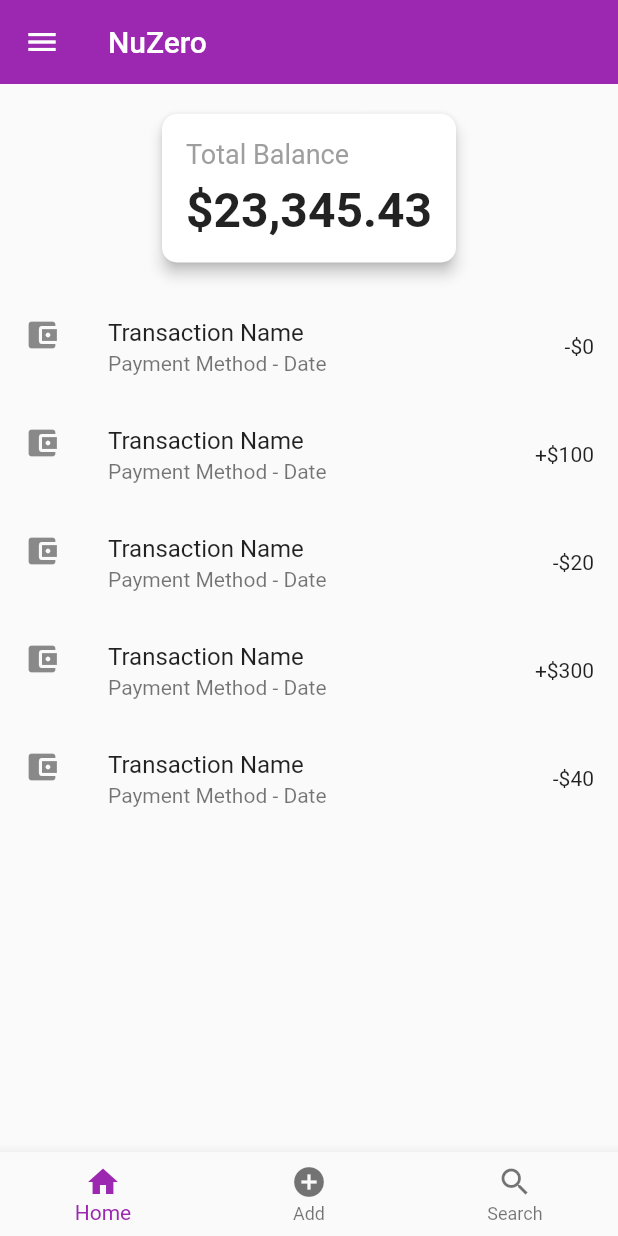
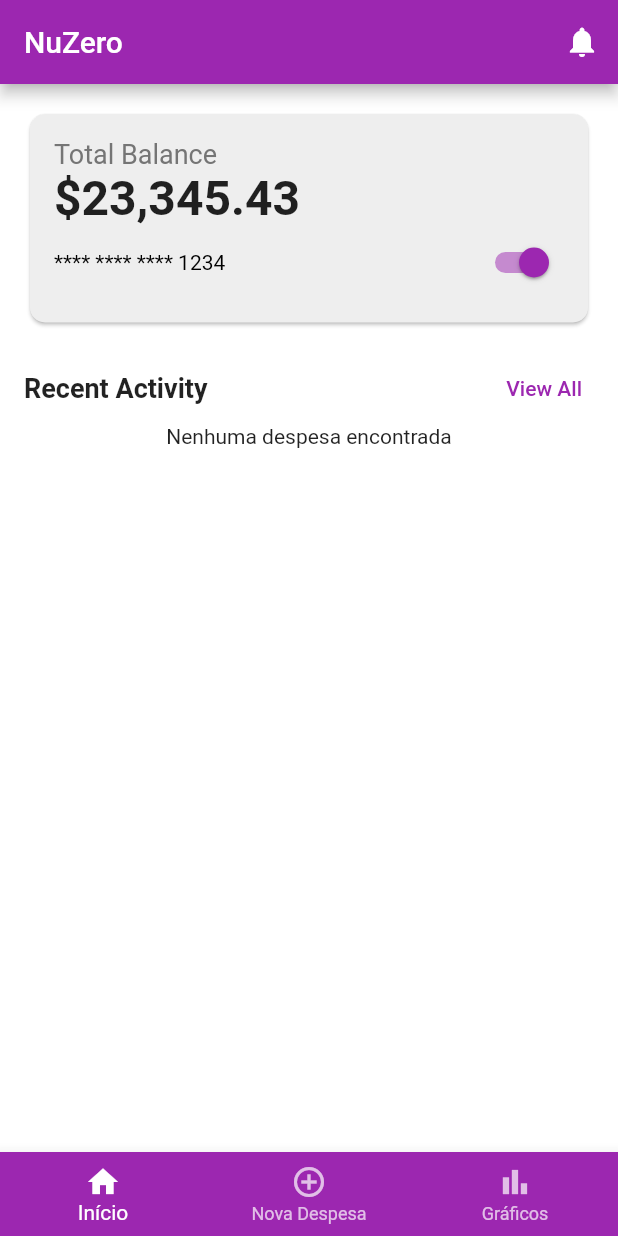
Before and after one commit to MauricioDevJS/projetoFinalFlutter, a Flutter app: the HomePage screen opened directly, on a phone screen of 412 x 824 dp. Run offline on Flutter 3.47's test engine with Material 2 defaults, Android fonts, the phone set to English and light mode, and no system bars; our stand-ins replace cloud_firestore, firebase_auth, firebase_core, fl_chart; accounts and stored records are empty.

Commit message:
Update faltando detalhes

```diff
--- /dev/null
+++ b/nuzero/lib/components/model.dart
@@ -0,0 +1,44 @@
+import 'package:cloud_firestore/cloud_firestore.dart';
+
+class Despesa {
+  final String id;
+  final String nome;
+  final String categoria;
+  final double valor;
+  final String userId;
+
+  Despesa({
+    required this.id,
+    required this.nome,
+    required this.categoria,
+    required this.valor,
+    required this.userId,
+  });
+
+  factory Despesa.fromFirestore(DocumentSnapshot doc) {
+    Map<String, dynamic>? data = doc.data() as Map<String, dynamic>?;
+
+    if (data != null) {
+      return Despesa(
+        id: doc.id,
+        nome: data['nome'] as String? ?? '',
+        categoria: data['categoria'] as String? ?? '',
+        valor: (data['valor'] is int
+                ? (data['valor'] as int).toDouble()
+                : data['valor'] as double?) ??
+            0.0,
+        userId: data['userId'] as String? ?? '',
+      );
+    } else {
+      return Despesa(
+        id: doc.id,
+        nome: '',
+        categoria: '',
+        valor: 0.0,
+        userId: '',
+      );
+    }
+  }
+
+  get data => null;
+}
--- a/nuzero/lib/main.dart
+++ b/nuzero/lib/main.dart
@@ -11,7 +11,7 @@ void main() async {
         primarySwatch: Colors.purple,
       ),
       debugShowCheckedModeBanner: false,
-      home: const SignInScreen(),
+      home: SignInScreen(),
     ),
   );
 }
--- a/nuzero/lib/pages/home_screen.dart
+++ b/nuzero/lib/pages/home_screen.dart
@@ -1,34 +1,79 @@
+import 'package:cloud_firestore/cloud_firestore.dart';
 import 'package:flutter/material.dart';
+import 'package:nuzero/components/model.dart';
 
 class HomePage extends StatefulWidget {
-  const HomePage({super.key});
-
   @override
-  State<HomePage> createState() => _HomePageState();
+  _HomePageState createState() => _HomePageState();
 }
 
 class _HomePageState extends State<HomePage> {
+  int _selectedIndex = 0;
+  final PageController _pageController = PageController();
+
+  void _onItemTapped(int index) {
+    setState(() {
+      _selectedIndex = index;
+    });
+    _pageController.jumpToPage(index);
+  }
+
+  @override
+  void dispose() {
+    _pageController.dispose();
+    super.dispose();
+  }
+
+  Future<List<Despesa>> fetchDespesas() async {
+    QuerySnapshot snapshot =
+        await FirebaseFirestore.instance.collection('despesas').get();
+
+    List<Despesa> despesas = snapshot.docs.map((doc) {
+      return Despesa.fromFirestore(doc);
+    }).toList();
+
+    return despesas;
+  }
+
   @override
   Widget build(BuildContext context) {
     return Scaffold(
       appBar: AppBar(
-        title: const Text('NuZero'),
-        elevation: 0, // Remove the drop shadow from the app bar.
-
-        leading: IconButton(
-          icon:
-              const Icon(Icons.menu, color: Colors.white), // Menu icon in black
-          onPressed: () {
-            // Handle menu button press
-          },
+        title: Text('NuZero'),
+        actions: [
+          IconButton(
+            onPressed: () {},
+            icon: Icon(Icons.notifications),
+          ),
+        ],
+      ),
+      backgroundColor: Colors.white,
+      body: SafeArea(
+        child: SingleChildScrollView(
+          child: Column(
+            children: [
+              TotalBalanceCard(),
+              RecentActivityHeader(),
+              RecentActivityList(futureDespesas: fetchDespesas()),
+            ],
           ),
         ),
-      body: Column(
-        children: [
-          Padding(
+      ),
+      bottomNavigationBar: HomeBottomNavigationBar(
+        selectedIndex: _selectedIndex,
+        onItemTapped: _onItemTapped,
+      ),
+    );
+  }
+}
+
+class TotalBalanceCard extends StatelessWidget {
+  @override
+  Widget build(BuildContext context) {
+    return Padding(
       padding: const EdgeInsets.all(16.0),
       child: Card(
-              elevation: 4.0,
+        color: Colors.grey[200],
         shape: RoundedRectangleBorder(
           borderRadius: BorderRadius.circular(10),
         ),
@@ -36,63 +81,173 @@ class _HomePageState extends State<HomePage> {
           padding: const EdgeInsets.all(16.0),
           child: Column(
             crossAxisAlignment: CrossAxisAlignment.start,
-                  children: const [
-                    Text(
+            children: [
+              BalanceText(),
+              BalanceAmount(),
+              CardBottomRow(),
+            ],
+          ),
+        ),
+      ),
+    );
+  }
+}
+
+class BalanceText extends StatelessWidget {
+  @override
+  Widget build(BuildContext context) {
+    return Text(
       'Total Balance',
       style: TextStyle(
         fontSize: 18,
-                        color: Colors.grey,
+        color: Colors.grey[600],
       ),
-                    ),
-                    SizedBox(height: 8),
-                    Text(
+    );
+  }
+}
+
+class BalanceAmount extends StatelessWidget {
+  @override
+  Widget build(BuildContext context) {
+    return Text(
       '\$23,345.43',
       style: TextStyle(
         fontSize: 32,
         fontWeight: FontWeight.bold,
       ),
+    );
+  }
+}
+
+class CardBottomRow extends StatelessWidget {
+  @override
+  Widget build(BuildContext context) {
+    return Row(
+      mainAxisAlignment: MainAxisAlignment.spaceBetween,
+      children: [
+        Text('**** **** **** 1234', style: TextStyle(color: Colors.black)),
+        Switch(
+          value: true,
+          onChanged: (value) {},
+          activeColor: Theme.of(context).colorScheme.primary,
         ),
-                    // Add more widgets for the card content if needed
       ],
+    );
+  }
+}
+
+class RecentActivityHeader extends StatelessWidget {
+  @override
+  Widget build(BuildContext context) {
+    return Padding(
+      padding: const EdgeInsets.symmetric(horizontal: 16.0),
+      child: Row(
+        mainAxisAlignment: MainAxisAlignment.spaceBetween,
+        children: [
+          Text(
+            'Recent Activity',
+            style: TextStyle(
+              fontSize: 18,
+              fontWeight: FontWeight.bold,
             ),
           ),
+          TextButton(
+            onPressed: () {},
+            child: Text(
+              'View All',
+              style: TextStyle(
+                color: Theme.of(context).colorScheme.primary,
               ),
             ),
-          Expanded(
-            child: ListView.builder(
-              itemCount: 5, // The number of items in the list
-              itemBuilder: (context, index) {
-                // Placeholder for your data, replace with your data model
-                return ListTile(
-                  leading: const Icon(
-                      Icons.account_balance_wallet), // Change as needed
-                  title: const Text('Transaction Name'),
-                  subtitle: const Text('Payment Method - Date'),
-                  trailing: Text(index % 2 == 0
-                      ? '-\$${index * 10}'
-                      : '+\$${index * 100}'),
-                );
-              },
-            ),
-          ),
-        ],
-      ),
-      bottomNavigationBar: BottomNavigationBar(
-        items: const [
-          BottomNavigationBarItem(
-            icon: Icon(Icons.home),
-            label: 'Home',
-          ),
-          BottomNavigationBarItem(
-            icon: Icon(Icons.add_circle),
-            label: 'Add',
-          ),
-          BottomNavigationBarItem(
-            icon: Icon(Icons.search),
-            label: 'Search',
           ),
         ],
       ),
     );
   }
 }
+
+class RecentActivityList extends StatelessWidget {
+  final Future<List<Despesa>> futureDespesas;
+
+  RecentActivityList({required this.futureDespesas});
+
+  @override
+  Widget build(BuildContext context) {
+    return FutureBuilder<List<Despesa>>(
+      future: futureDespesas,
+      builder: (context, snapshot) {
+        if (snapshot.connectionState == ConnectionState.waiting) {
+          return Center(child: CircularProgressIndicator());
+        }
+
+        if (snapshot.hasError) {
+          return Center(child: Text("Erro ao carregar despesas"));
+        }
+
+        if (!snapshot.hasData || snapshot.data!.isEmpty) {
+          return Center(child: Text("Nenhuma despesa encontrada"));
+        }
+
+        List<Despesa> despesas = snapshot.data!;
+
+        return ListView.builder(
+          shrinkWrap: true,
+          physics: NeverScrollableScrollPhysics(),
+          itemCount: despesas.length,
+          itemBuilder: (context, index) {
+            Despesa despesa = despesas[index];
+            return ListTile(
+              leading: CircleAvatar(
+                backgroundColor: Colors.purple,
+                child: Icon(Icons.account_balance_wallet, color: Colors.white),
+              ),
+              title: Text(despesa.nome),
+              subtitle:
+                  Text('${despesa.categoria} - ${despesa.data.toString()}'),
+              trailing: Text(
+                '-R\$ ${despesa.valor.toStringAsFixed(2)}',
+                style: TextStyle(color: Colors.red),
+              ),
+            );
+          },
+        );
+      },
+    );
+  }
+}
+
+class HomeBottomNavigationBar extends StatelessWidget {
+  final int selectedIndex;
+  final Function(int) onItemTapped;
+
+  const HomeBottomNavigationBar({
+    Key? key,
+    required this.selectedIndex,
+    required this.onItemTapped,
+  }) : super(key: key);
+
+  @override
+  Widget build(BuildContext context) {
+    return BottomNavigationBar(
+      backgroundColor: Colors.purple,
+      unselectedItemColor: Colors.white70,
+      selectedItemColor: Colors.white,
+      currentIndex: selectedIndex,
+      onTap: onItemTapped,
+      items: const [
+        BottomNavigationBarItem(
+          icon: Icon(Icons.home),
+          label: 'Início',
+        ),
+        BottomNavigationBarItem(
+          icon: Icon(Icons.add_circle_outline),
+          label: 'Nova Despesa',
+        ),
+        BottomNavigationBarItem(
+          icon: Icon(Icons.bar_chart),
+          label: 'Gráficos',
+        ),
+      ],
+    );
+  }
+}
```
Also changed, not shown: nuzero/lib/auth/auth_provider.dart (added, +27 -0 lines), nuzero/lib/pages/add_initial_value.dart (added, +34 -0 lines), nuzero/lib/pages/add_screen.dart (added, +137 -0 lines), nuzero/lib/pages/graph_screen.dart (added, +63 -0 lines), nuzero/lib/pages/sign_in_screen.dart (+4 -6 lines), nuzero/lib/pages/sign_up_screen.dart (+4 -7 lines), 1 other file. Lines whose indentation alone changed are shown as unchanged.
